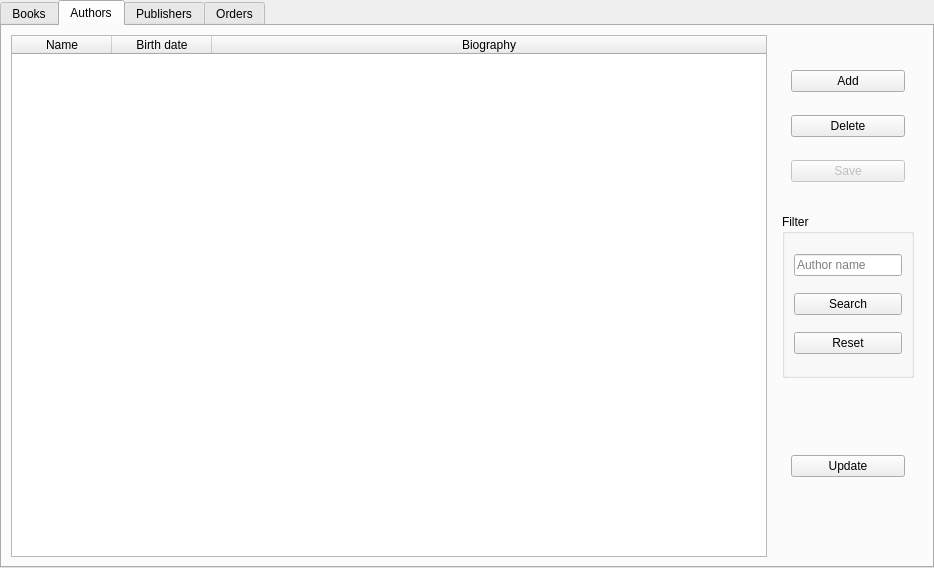
Above: ui/librarianForm.ui from Kamikoto-sama/NetBookShop before the change. Below: the same form after it.
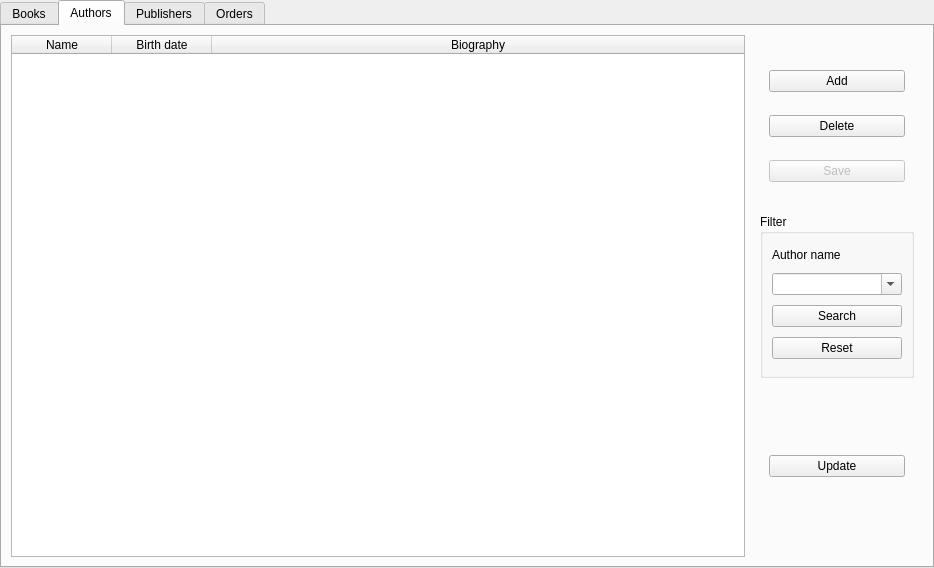
That is the form after the change. The open tabs and pages were chosen to show the change.

Diff of the .ui file:
```diff
--- a/ui/librarianForm.ui
+++ b/ui/librarianForm.ui
@@ -384,15 +384,45 @@
                 <string>Filter</string>
                </property>
                <layout class="QVBoxLayout" name="verticalLayout_12">
-                <item alignment="Qt::AlignHCenter">
-                 <widget class="QLineEdit" name="lineEdit_9">
-                  <property name="placeholderText">
+                <item>
+                 <widget class="QLabel" name="label_3">
+                  <property name="minimumSize">
+                   <size>
+                    <width>0</width>
+                    <height>0</height>
+                   </size>
+                  </property>
+                  <property name="maximumSize">
+                   <size>
+                    <width>16777215</width>
+                    <height>16</height>
+                   </size>
+                  </property>
+                  <property name="text">
                    <string>Author name</string>
                   </property>
                  </widget>
                 </item>
                 <item>
-                 <widget class="QPushButton" name="pushButton_16">
+                 <widget class="QComboBox" name="authorsList2">
+                  <property name="minimumSize">
+                   <size>
+                    <width>130</width>
+                    <height>0</height>
+                   </size>
+                  </property>
+                  <property name="editable">
+                   <bool>true</bool>
+                  </property>
+                  <item>
+                   <property name="text">
+                    <string/>
+                   </property>
+                  </item>
+                 </widget>
+                </item>
+                <item>
+                 <widget class="QPushButton" name="searchAuthorBtn">
                   <property name="cursor">
                    <cursorShape>PointingHandCursor</cursorShape>
                   </property>
```
Left out of the diff: 47 changed lines with no effect on the pictures.
